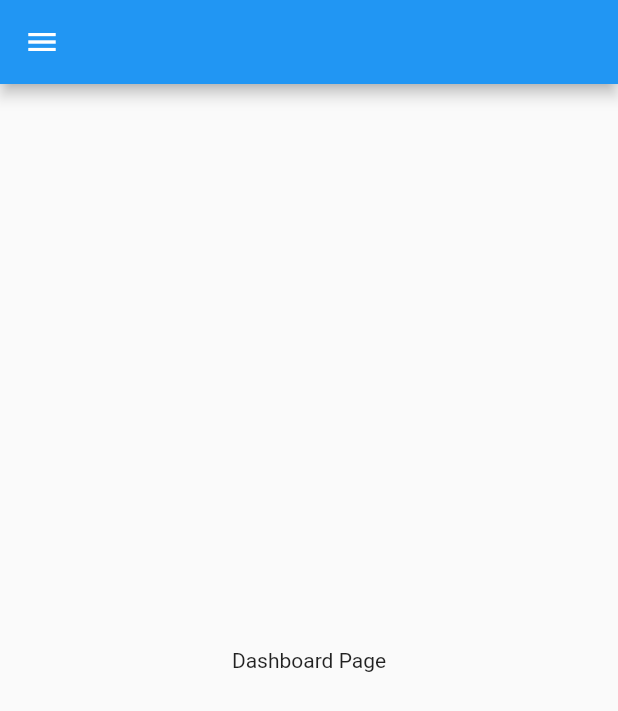
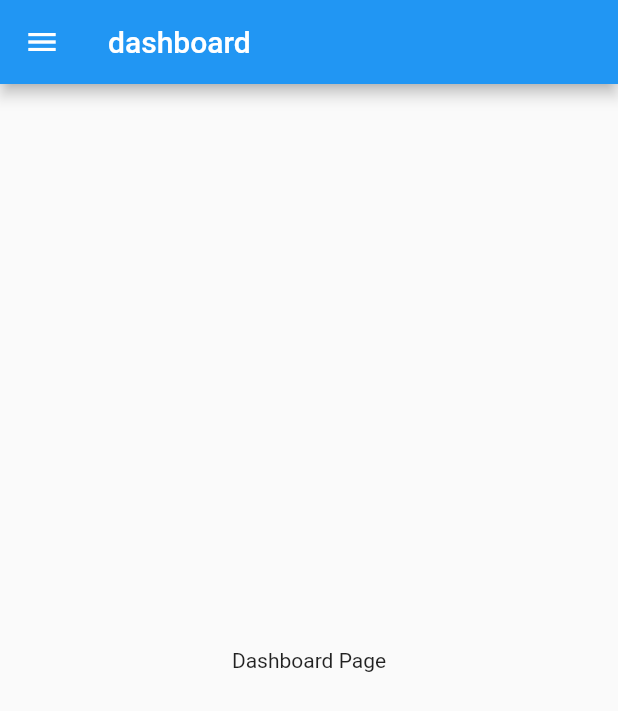
Before and after one commit to ricksondpenha/auto_route_bug, a Flutter app: the screen it shows after launch, on a phone screen of 412 x 824 dp. Shown: the top 711 px of the screen. Run offline on Flutter 3.47's test engine with Material 2 defaults, Android fonts, the phone set to English and light mode, and no system bars; our stand-ins replace auto_route.

Commit message:
add current route path as title

```diff
--- a/lib/pages/home.dart
+++ b/lib/pages/home.dart
@@ -22,6 +22,7 @@ class Home extends StatelessWidget {
             ? Scaffold(
                 drawer: SideBar(),
                 appBar: AppBar(
+                  title: Text(context.topRoute.path),
                   actions: [],
                 ),
                 body: child,
@@ -33,10 +34,7 @@ class Home extends StatelessWidget {
                   child: Scaffold(
                     appBar: AppBar(
                       title: !Responsive.isMobile(context)
-                          ? FlutterLogo(
-                              style: FlutterLogoStyle.horizontal,
-                              size: 100,
-                            )
+                          ? Text(context.topRoute.path)
                           : null,
                       centerTitle: false,
                       actions: [],
```
